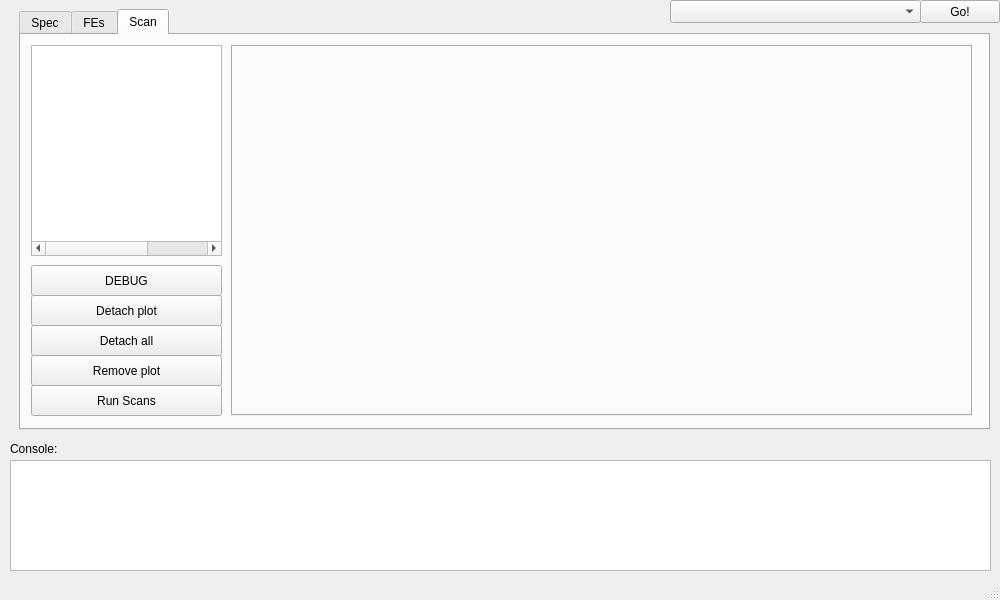
Above: gui/YarrGui/yarrgui.ui from Yarr/Yarr before the change. Below: the same form after it.
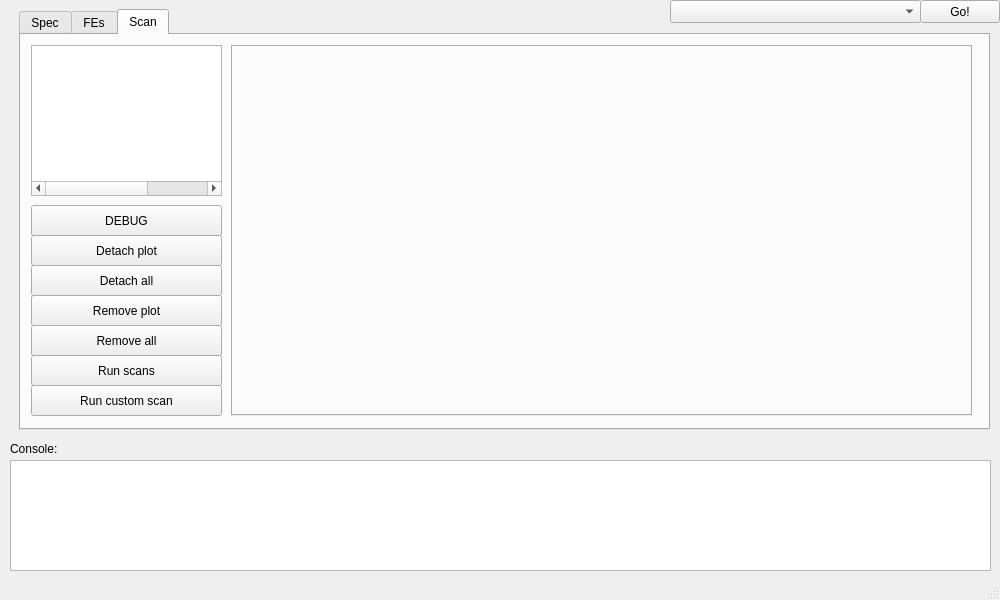
That is the form after the change.

What changed in the file:
```diff
--- a/gui/YarrGui/yarrgui.ui
+++ b/gui/YarrGui/yarrgui.ui
@@ -555,13 +555,13 @@
       <property name="geometry">
        <rect>
         <x>10</x>
-        <y>350</y>
+        <y>320</y>
         <width>191</width>
         <height>31</height>
        </rect>
       </property>
       <property name="text">
-       <string>Run Scans</string>
+       <string>Run scans</string>
       </property>
      </widget>
      <widget class="QTabWidget" name="scanPlots_tabWidget">
@@ -581,7 +581,7 @@
       <property name="geometry">
        <rect>
         <x>10</x>
-        <y>320</y>
+        <y>260</y>
         <width>191</width>
         <height>31</height>
        </rect>
@@ -596,7 +596,7 @@
         <x>10</x>
         <y>10</y>
         <width>191</width>
-        <height>211</height>
+        <height>151</height>
        </rect>
       </property>
       <property name="columnCount">
@@ -628,7 +628,7 @@
       <property name="geometry">
        <rect>
         <x>10</x>
-        <y>260</y>
+        <y>200</y>
         <width>191</width>
         <height>31</height>
        </rect>
@@ -641,7 +641,7 @@
       <property name="geometry">
        <rect>
         <x>10</x>
-        <y>290</y>
+        <y>230</y>
         <width>191</width>
         <height>31</height>
        </rect>
@@ -654,7 +654,7 @@
       <property name="geometry">
        <rect>
         <x>10</x>
-        <y>230</y>
+        <y>170</y>
         <width>191</width>
         <height>31</height>
        </rect>
@@ -663,6 +663,32 @@
        <string>DEBUG</string>
       </property>
      </widget>
+     <widget class="QPushButton" name="removeAllButton">
+      <property name="geometry">
+       <rect>
+        <x>10</x>
+        <y>290</y>
+        <width>191</width>
+        <height>31</height>
+       </rect>
+      </property>
+      <property name="text">
+       <string>Remove all</string>
+      </property>
+     </widget>
+     <widget class="QPushButton" name="runCustomScanButton">
+      <property name="geometry">
+       <rect>
+        <x>10</x>
+        <y>350</y>
+        <width>191</width>
+        <height>31</height>
+       </rect>
+      </property>
+      <property name="text">
+       <string>Run custom scan</string>
+      </property>
+     </widget>
     </widget>
    </widget>
    <widget class="QTextEdit" name="console">
```
